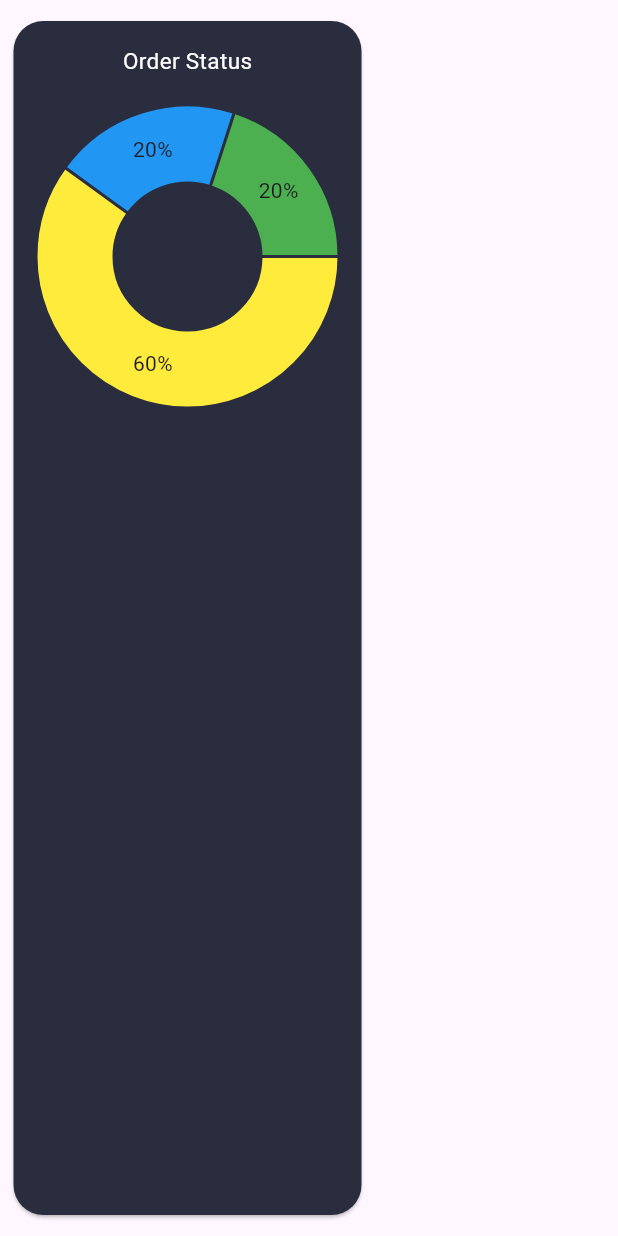
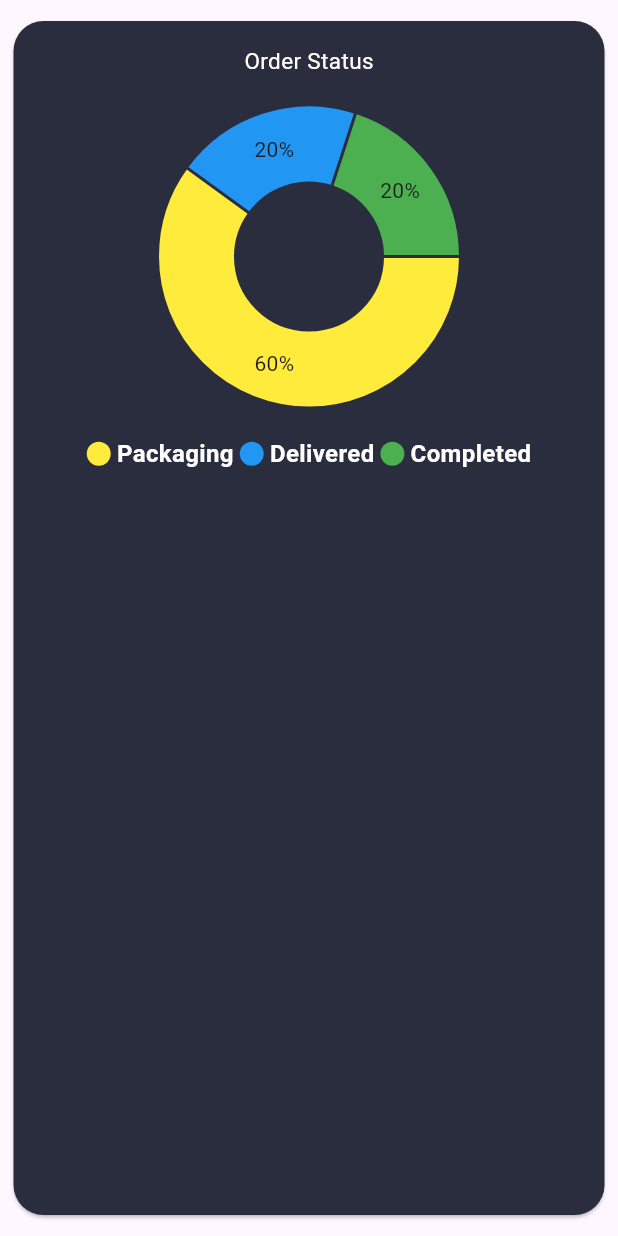
Before and after one commit to MaxenceCodeFR/evalflutter, a Flutter app: the OrderStatusChart widget shown alone on an empty page, opened directly, on a phone screen of 412 x 824 dp. Run offline on Flutter 3.47's test engine with Material 3 defaults, Android fonts, the phone set to English and light mode, and no system bars; drawn by our look-alikes of fl_chart.

```diff
--- a/lib/chart.dart
+++ b/lib/chart.dart
@@ -14,7 +14,10 @@ class OrderStatusChart extends StatelessWidget {
           padding: const EdgeInsets.all(16.0),
           child: Column(
             children: [
-              Text('Order Status', style: TextStyle(color: Colors.white, fontSize: 15),),
+              Text(
+                'Order Status',
+                style: TextStyle(color: Colors.white, fontSize: 15),
+              ),
               Container(
                 height: 200,
                 width: 200,
@@ -44,6 +47,35 @@ class OrderStatusChart extends StatelessWidget {
                   ),
                 ),
               ),
+              SizedBox(
+                height: 20,
+              ),
+              Row(
+                mainAxisAlignment: MainAxisAlignment.center,
+                children: [
+                  Indicator(
+                    color: Colors.yellow,
+                    text: 'Packaging',
+                    isSquare: false,
+                  ),
+                  SizedBox(
+                    width: 4,
+                  ),
+                  Indicator(
+                    color: Colors.blue,
+                    text: 'Delivered',
+                    isSquare: false,
+                  ),
+                  SizedBox(
+                    width: 4,
+                  ),
+                  Indicator(
+                    color: Colors.green,
+                    text: 'Completed',
+                    isSquare: false,
+                  ),
+                ],
+              ),
             ],
           ),
         ),
@@ -51,6 +83,50 @@ class OrderStatusChart extends StatelessWidget {
     );
   }
 }
+/////////////////////////////////////////////
+//J'AVOUE QUE J'AI PAS COMPRIS CETTE PARTIE//
+//Mais je voulais absolument mettre les indicators//
+///////////////////////////////////////////
+class Indicator extends StatelessWidget {
+  final Color color;
+  final String text;
+  final bool isSquare;
+  final double size;
+  final Color textColor;
+
+  const Indicator({
+    Key? key,
+    required this.color,
+    required this.text,
+    this.isSquare = true,
+    this.size = 16,
+    this.textColor = const Color(0xffffffff),
+  }) : super(key: key);
+
+  @override
+  Widget build(BuildContext context) {
+    return Row(
+      children: <Widget>[
+        Container(
+          width: size,
+          height: size,
+          decoration: BoxDecoration(
+            shape: isSquare ? BoxShape.rectangle : BoxShape.circle,
+            color: color,
+          ),
+        ),
+        const SizedBox(
+          width: 4,
+        ),
+        Text(
+          text,
+          style: TextStyle(fontSize: 16, fontWeight: FontWeight.bold, color: textColor),
+        )
+      ],
+    );
+  }
+}
+
 
 class TopSellingProductsChart extends StatelessWidget {
   @override
```
